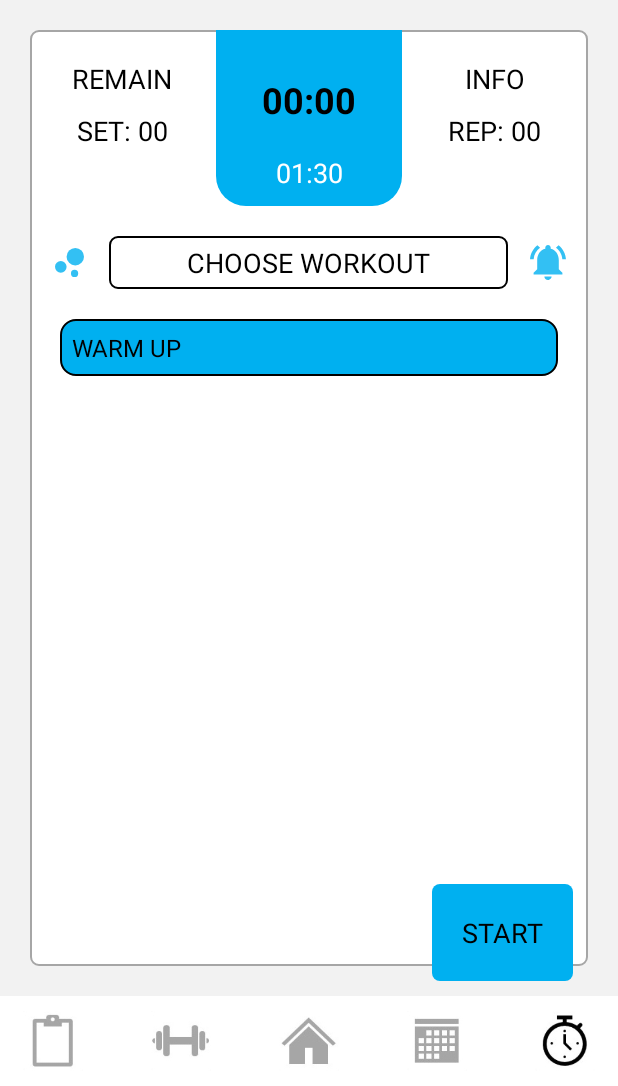
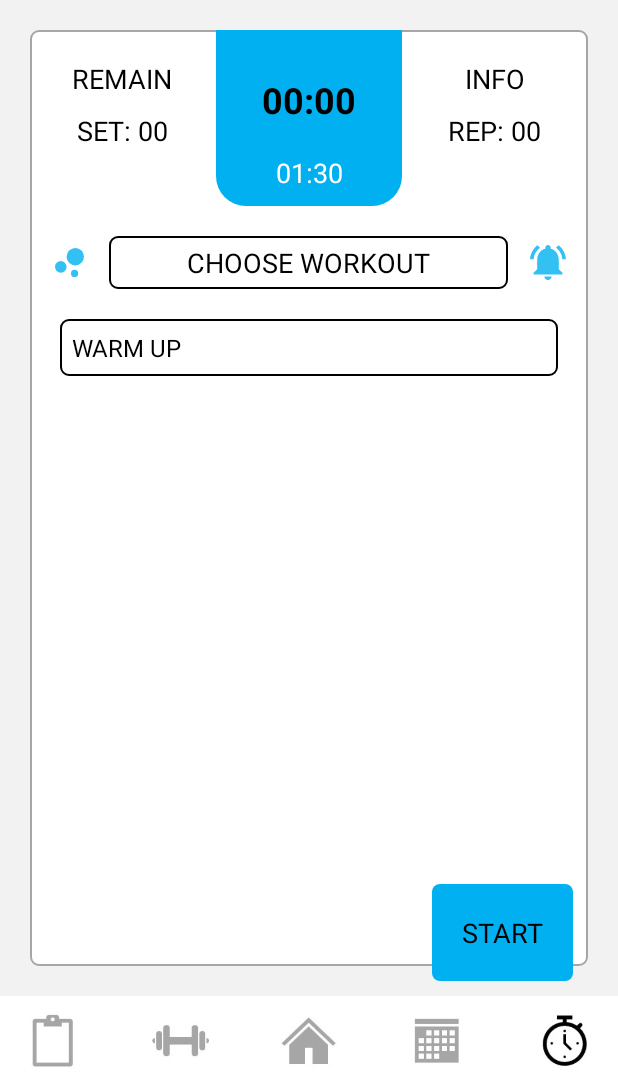
Before and after one commit to StoicNeutron/HattAppProject, an Android app: the TimerLayout screen opened directly, with no data from a screen before it, on a phone screen of 412 x 824 dp, the part 150-1236 px from its top. Run offline under Robolectric (Android 15) with nearby library versions, the phone set to English and light mode, and no system bars.

Commit message:
timer setp2

```diff
--- a/app/src/main/java/com/samnangthorn/hatt_app10/Helper.java
+++ b/app/src/main/java/com/samnangthorn/hatt_app10/Helper.java
@@ -21,10 +21,12 @@ public class Helper {
     public static String[] mTarget_List = {"Chest" , "Lat." , "Lower back" , "Quadricep" , "Chest"};
     public static String[] sTarget_List = {"Tricep; Shoulder" , "Bicep; Trap.; Shoulder" , "Hamstring; Quadricep; Calf; Shoulder; Chest; Trap." , "Calf; Hamstring; Lower Back" , "Tricep; Shoulder"};
     public static String[] des_List = {"A common calisthenics exercise for beginners. Start with hand position on the floor, body straight - face down the floor surface, lower your body as close to the floor, and push yourself back up." , "A common calisthenics exercise for beginners. Start by two hands grabbing a pull-up bar by letting your leg above the ground, then start pulling your chest upward, touching or closing to the bar. Your chin must be above or equal to the bar to count as one rep." , "A famous compound weight training exercise. There are many forms of this exercise, such as Sumo deadlift, Romanian deadlift, ...etc. Start by stand behind the barbell on the floor, and leg almost touches the barbell, then lower your body to a squat position (vary base on the form); both hands grip the barbell, squat up (be aware of your Lower Back), then lift the barbell to a stand position." , "A common calisthenic exercise yet can also be a weight training exercise by adding weight on top. Start by widening your leg position, then lower your body while maintaining your back straight till your knee form a 90 degrees angle of less, then go back up." , "A famous weight training exercise to build a perfect chest muscle. Start by lying on a Bench-Press's bench; chest under the barbell position, then grip the barbell (grip position varies on the type of form). After getting the barbell out from its initial position, lower the barbell close to your chest, then push it back up."};
-    public static Timer timer;
-    public static TimerTask timerTask;
+    public static Timer timer, timer2;
+    public static TimerTask timerTask, timerTask2;
     public static double time = 0.0;
+    public static double time2 = 60.0;
     public static  boolean timerCurrentState = false;
+    public static  boolean timer2CurrentState = false;
     public static ArrayList<String> exerciseNameArray = new ArrayList<String>();
     public static String timerWorkoutName = "None";
     public static int currentDayInteger = 0;
--- /dev/null
+++ b/app/src/main/res/drawable-anydpi/ic_cc_congrate.xml
@@ -0,0 +1,28 @@
+<vector xmlns:android="http://schemas.android.com/apk/res/android"
+    android:width="24dp"
+    android:height="24dp"
+    android:viewportWidth="24"
+    android:viewportHeight="24"
+    android:tint="#00B0F0"
+    android:alpha="0.8">
+  <group android:scaleX="1.0909091"
+      android:scaleY="1.0909091"
+      android:translateX="-2.1818182"
+      android:translateY="-0.54545456">
+    <path
+        android:fillColor="@android:color/white"
+        android:pathData="M2,22l14,-5l-9,-9z"/>
+    <path
+        android:fillColor="@android:color/white"
+        android:pathData="M14.53,12.53l5.59,-5.59c0.49,-0.49 1.28,-0.49 1.77,0l0.59,0.59l1.06,-1.06l-0.59,-0.59c-1.07,-1.07 -2.82,-1.07 -3.89,0l-5.59,5.59L14.53,12.53z"/>
+    <path
+        android:fillColor="@android:color/white"
+        android:pathData="M10.06,6.88L9.47,7.47l1.06,1.06l0.59,-0.59c1.07,-1.07 1.07,-2.82 0,-3.89l-0.59,-0.59L9.47,4.53l0.59,0.59C10.54,5.6 10.54,6.4 10.06,6.88z"/>
+    <path
+        android:fillColor="@android:color/white"
+        android:pathData="M17.06,11.88l-1.59,1.59l1.06,1.06l1.59,-1.59c0.49,-0.49 1.28,-0.49 1.77,0l1.61,1.61l1.06,-1.06l-1.61,-1.61C19.87,10.81 18.13,10.81 17.06,11.88z"/>
+    <path
+        android:fillColor="@android:color/white"
+        android:pathData="M15.06,5.88l-3.59,3.59l1.06,1.06l3.59,-3.59c1.07,-1.07 1.07,-2.82 0,-3.89l-1.59,-1.59l-1.06,1.06l1.59,1.59C15.54,4.6 15.54,5.4 15.06,5.88z"/>
+  </group>
+</vector>
--- a/app/src/main/res/layout/activity_timer.xml
+++ b/app/src/main/res/layout/activity_timer.xml
@@ -117,6 +117,7 @@
                         android:textStyle="bold" />
 
                     <TextView
+                        android:id="@+id/txt_break_timer"
                         android:layout_width="match_parent"
                         android:layout_height="wrap_content"
                         android:layout_marginBottom="10dp"
@@ -200,7 +201,7 @@
                 android:text="WARM UP"
                 android:textColor="@color/black"
                 android:textSize="16dp"
-                android:background="@drawable/outline_filled_blue"/>
+                android:background="@drawable/outline_black"/>
             <TextView
                 android:id="@+id/e1"
                 android:layout_width="match_parent"
@@ -360,6 +361,29 @@
                 android:textSize="16dp"
                 android:background="@drawable/outline_black"/>
 
+            <TextView
+                android:id="@+id/finished_txt"
+                android:layout_width="wrap_content"
+                android:layout_height="wrap_content"
+                android:layout_marginTop="30dp"
+                android:layout_marginBottom="30dp"
+                android:visibility="gone"
+                android:text="Congratulation!\nOn Finishing Today's Workout."
+                android:textSize="22dp"
+                android:textColor="@color/black"
+                android:textStyle="bold"
+                android:layout_gravity="center"
+                android:gravity="center"/>
+
+            <ImageView
+                android:id="@+id/finished_img"
+                android:layout_width="50dp"
+                android:layout_height="50dp"
+                android:visibility="gone"
+                android:src="@drawable/ic_cc_congrate"
+                android:layout_gravity="center"/>
+
+
         </LinearLayout>
     </ScrollView>
 
```
Also changed, not shown: app/src/main/java/com/samnangthorn/hatt_app10/TimerLayout.java (+62 -10 lines), app/src/main/res/drawable-hdpi/ic_cc_congrate.png (added), app/src/main/res/drawable-mdpi/ic_cc_congrate.png (added), app/src/main/res/drawable-xhdpi/ic_cc_congrate.png (added), app/src/main/res/drawable-xxhdpi/ic_cc_congrate.png (added).
